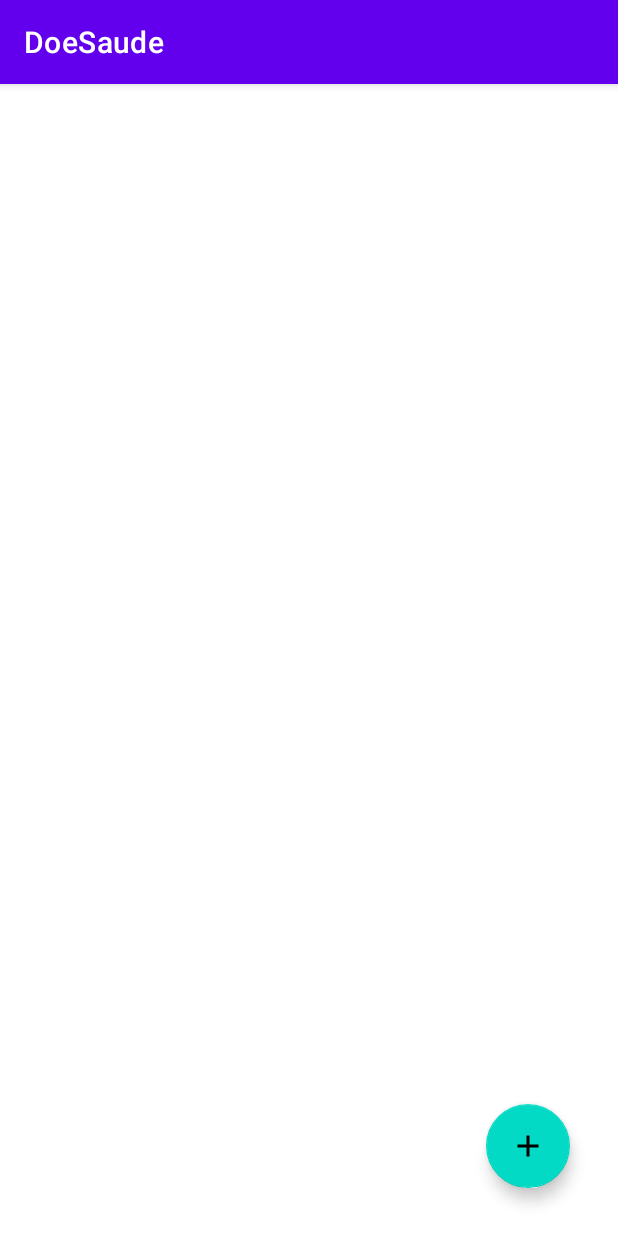
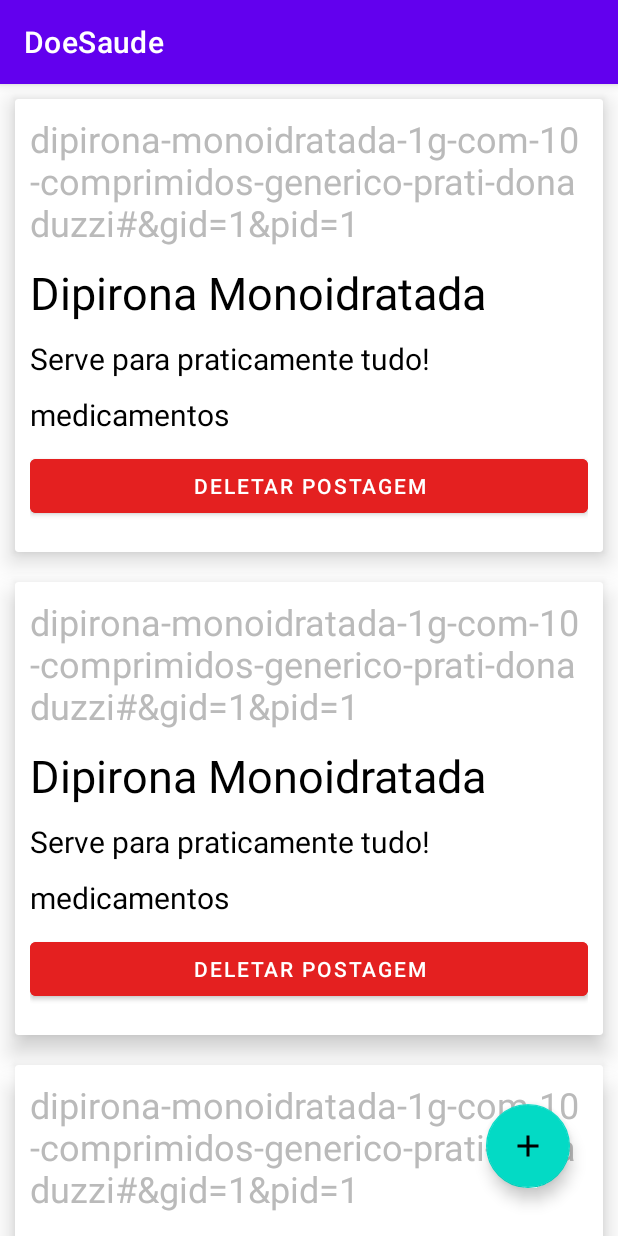
Before and after one commit to giovannazampronio/DoeSaude_Front, an Android app: the FormFragment screen opened through its navigation route, after a tap on "SALVAR", on a phone screen of 412 x 824 dp. Run offline under Robolectric (Android 15) with nearby library versions, the phone set to English and light mode, and no system bars.

Commit message:
feat: Recycle View

```diff
--- a/app/build.gradle
+++ b/app/build.gradle
@@ -14,6 +14,11 @@ android {
         versionName "1.0"
 
         testInstrumentationRunner "androidx.test.runner.AndroidJUnitRunner"
+    }
+
+
+    viewBinding{
+        enabled = true
     }
 
     buildTypes {
--- a/app/src/main/java/com/example/doesaude/FormFragment.kt
+++ b/app/src/main/java/com/example/doesaude/FormFragment.kt
@@ -7,21 +7,26 @@ import android.view.View
 import android.view.ViewGroup
 import android.widget.Button
 import androidx.navigation.fragment.findNavController
+import com.example.doesaude.databinding.FragmentFormBinding
+import com.example.doesaude.databinding.FragmentListBinding
 
 class FormFragment : Fragment() {
+
+    private lateinit var binding: FragmentFormBinding
 
     override fun onCreateView(
         inflater: LayoutInflater, container: ViewGroup?,
         savedInstanceState: Bundle?
     ): View? {
         // Inflate the layout for this fragment
-        val view = inflater.inflate(R.layout.fragment_form, container, false)
+        binding = FragmentFormBinding.inflate(layoutInflater, container, false)
 
-        val buttonSalvar = view.findViewById<Button>(R.id.buttonSalvar)
-
-        buttonSalvar.setOnClickListener {
+        binding.buttonSalvar.setOnClickListener {
             findNavController().navigate(R.id.action_formFragment_to_listFragment)
         }
-        return view
+
+
+
+        return binding.root
     }
 }
--- a/app/src/main/java/com/example/doesaude/ListFragment.kt
+++ b/app/src/main/java/com/example/doesaude/ListFragment.kt
@@ -6,10 +6,16 @@ import android.view.LayoutInflater
 import android.view.View
 import android.view.ViewGroup
 import androidx.navigation.fragment.findNavController
+import androidx.recyclerview.widget.LinearLayoutManager
+import com.example.doesaude.adapter.PostagemAdapter
+import com.example.doesaude.databinding.FragmentListBinding
+import com.example.doesaude.model.Postagem
 import com.google.android.material.floatingactionbutton.FloatingActionButton
 
 
 class ListFragment : Fragment() {
+
+    private lateinit var binding: FragmentListBinding
 
     override fun onCreateView(
         inflater: LayoutInflater, container: ViewGroup?,
@@ -17,13 +23,45 @@ class ListFragment : Fragment() {
     ): View? {
         // Inflate the layout for this fragment
 
-        val view = inflater.inflate(R.layout.fragment_list, container, false)
+        val listPostagem = listOf(
+            Postagem(
+                imagem = "dipirona-monoidratada-1g-com-10-comprimidos-generico-prati-donaduzzi#&gid=1&pid=1",
+                titulo = "Dipirona Monoidratada",
+                descricao = "Serve para praticamente tudo!",
+                categoria = "medicamentos"
+            ),
+            Postagem(
+                imagem = "dipirona-monoidratada-1g-com-10-comprimidos-generico-prati-donaduzzi#&gid=1&pid=1",
+                titulo = "Dipirona Monoidratada",
+                descricao = "Serve para praticamente tudo!",
+                categoria = "medicamentos"
+            ),
+            Postagem(
+                imagem = "dipirona-monoidratada-1g-com-10-comprimidos-generico-prati-donaduzzi#&gid=1&pid=1",
+                titulo = "Dipirona Monoidratada",
+                descricao = "Serve para praticamente tudo!",
+                categoria = "medicamentos"
+            )
+        )
 
-        val floatingAdd = view.findViewById<FloatingActionButton>(R.id.floatingAdd)
 
-        floatingAdd.setOnClickListener {
+        binding = FragmentListBinding.inflate(layoutInflater, container, false)
+
+        //CONFIGURAÇÃO DO RECYCLEVIEW
+        val adapter = PostagemAdapter()
+        binding.recyclerTarefa.layoutManager = LinearLayoutManager(context)
+        binding.recyclerTarefa.adapter = adapter
+        binding.recyclerTarefa.setHasFixedSize(true)
+
+
+        adapter.setList(listPostagem)
+
+        binding.floatingAdd.setOnClickListener {
             findNavController().navigate(R.id.action_listFragment_to_formFragment)
         }
-        return view
+
+
+
+        return binding.root
     }
 }
--- /dev/null
+++ b/app/src/main/java/com/example/doesaude/adapter/PostagemAdapter.kt
@@ -0,0 +1,43 @@
+package com.example.doesaude.adapter
+
+import android.view.LayoutInflater
+import android.view.ViewGroup
+import androidx.recyclerview.widget.RecyclerView
+import com.example.doesaude.databinding.CardLayoutBinding
+import com.example.doesaude.model.Postagem
+
+class PostagemAdapter : RecyclerView.Adapter<PostagemAdapter.PostagemViewHolder>(){
+
+
+    private var listPostagem = emptyList<Postagem>()
+
+    class PostagemViewHolder(val binding: CardLayoutBinding): RecyclerView.ViewHolder(binding.root)
+
+    //CRIARÁ COM BASE NO CARD
+    override fun onCreateViewHolder(parent: ViewGroup, viewType: Int): PostagemViewHolder {
+        return PostagemViewHolder(CardLayoutBinding.inflate(LayoutInflater.from(parent.context), parent, false
+        ))
+    }
+
+    //COMO IRÁ PROCESSAR DENTRO DO CARD
+    override fun onBindViewHolder(holder: PostagemViewHolder, position: Int) {
+        val postagem = listPostagem[position]
+
+        holder.binding.textImagem.text = postagem.imagem
+        holder.binding.textTitulo.text = postagem.titulo
+        holder.binding.textDesc.text = postagem.descricao
+        holder.binding.textCategoria.text = postagem.categoria
+    }
+
+    override fun getItemCount(): Int {
+        return listPostagem.size
+    }
+
+    //SETTAR LISTA
+    fun setList(list: List<Postagem>){
+        listPostagem = list
+        notifyDataSetChanged()
+    }
+
+
+}
--- /dev/null
+++ b/app/src/main/java/com/example/doesaude/model/Postagem.kt
@@ -0,0 +1,5 @@
+package com.example.doesaude.model
+
+data class Postagem (var titulo: String, var imagem: String, var descricao: String, var categoria: String){
+
+}
--- /dev/null
+++ b/app/src/main/res/layout/card_layout.xml
@@ -0,0 +1,62 @@
+<?xml version="1.0" encoding="utf-8"?>
+<androidx.cardview.widget.CardView xmlns:android="http://schemas.android.com/apk/res/android"
+    xmlns:app="http://schemas.android.com/apk/res-auto"
+    xmlns:tools="http://schemas.android.com/tools"
+    android:layout_width="match_parent"
+    android:layout_height="wrap_content"
+    android:layout_margin="10dp"
+    app:cardElevation="10dp">
+
+    <LinearLayout
+        android:layout_width="match_parent"
+        android:layout_height="wrap_content"
+        android:orientation="vertical"
+        android:padding="10dp">
+
+        <TextView
+            android:id="@+id/textImagem"
+            android:layout_width="match_parent"
+            android:layout_height="wrap_content"
+            android:layout_marginBottom="10dp"
+            android:textColor="#BABABA"
+            android:textSize="24sp"
+            tools:text="Imagem" />
+
+        <TextView
+            android:id="@+id/textTitulo"
+            android:layout_width="match_parent"
+            android:layout_height="wrap_content"
+            android:layout_marginBottom="10dp"
+            android:text="TextView"
+            android:textColor="#000000"
+            android:textColorHint="#000000"
+            android:textSize="30sp"
+            tools:text="Título" />
+
+        <TextView
+            android:id="@+id/textDesc"
+            android:layout_width="match_parent"
+            android:layout_height="wrap_content"
+            android:layout_marginBottom="10dp"
+            android:textColor="#000000"
+            android:textSize="20sp"
+            tools:text="Descrição" />
+
+        <TextView
+            android:id="@+id/textCategoria"
+            android:layout_width="match_parent"
+            android:layout_height="wrap_content"
+            android:layout_marginBottom="10dp"
+            android:textColor="#000000"
+            android:textSize="20sp"
+            tools:text="Categoria" />
+
+        <Button
+            android:id="@+id/buttonDeletar"
+            android:layout_width="match_parent"
+            android:layout_height="wrap_content"
+            android:layout_marginBottom="10dp"
+            android:backgroundTint="#E42020"
+            android:text="DELETAR POSTAGEM" />
+    </LinearLayout>
+</androidx.cardview.widget.CardView>
```
